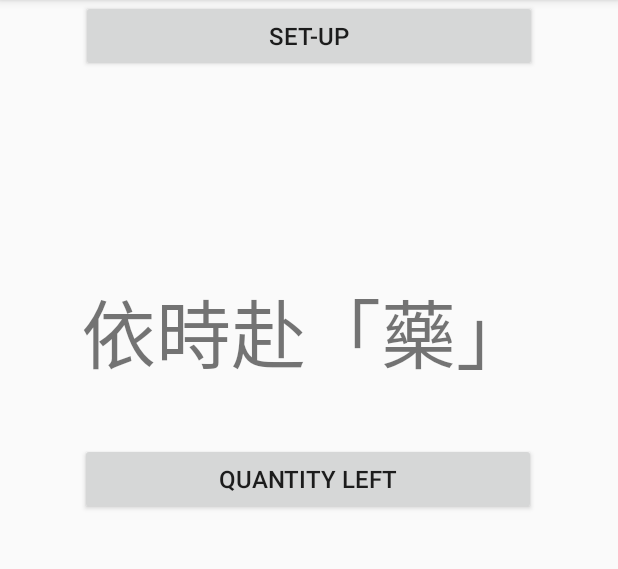
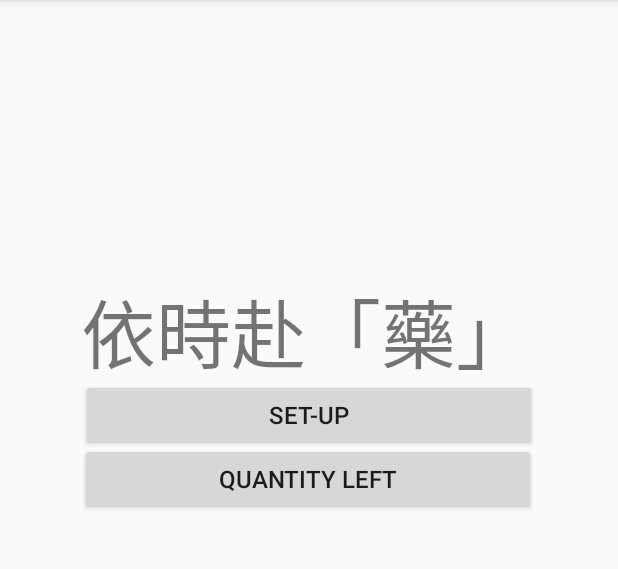
Before and after one commit to ugamehk/Open-Med2, an Android app: the screen it shows after launch (Home), on a phone screen of 412 x 824 dp, the part 84-653 px from its top. Run offline under Robolectric (Android 15) with nearby library versions, the phone set to English and light mode, and no system bars.

```diff
--- a/app/src/main/res/layout/activity_home.xml
+++ b/app/src/main/res/layout/activity_home.xml
@@ -26,17 +26,18 @@
         android:id="@+id/Set_up"
         android:layout_width="304dp"
         android:layout_height="wrap_content"
+        android:layout_marginEnd="4dp"
         android:layout_marginTop="0dp"
-        android:layout_marginEnd="4dp"
         android:layout_marginStart="4dp"
         android:layout_marginBottom="0dp"
         android:text="@string/Set_up"
         android:textSize="16sp"
         android:visibility="visible"
+        app:layout_constraintBottom_toTopOf="@+id/Qty_Check"
         app:layout_constraintEnd_toEndOf="parent"
         app:layout_constraintHorizontal_bias="0.5"
         app:layout_constraintStart_toStartOf="parent"
-        tools:layout_editor_absoluteY="217dp" />
+        app:layout_constraintTop_toBottomOf="@+id/textView" />
 
     <Button
         android:id="@+id/Qty_Check"
```
